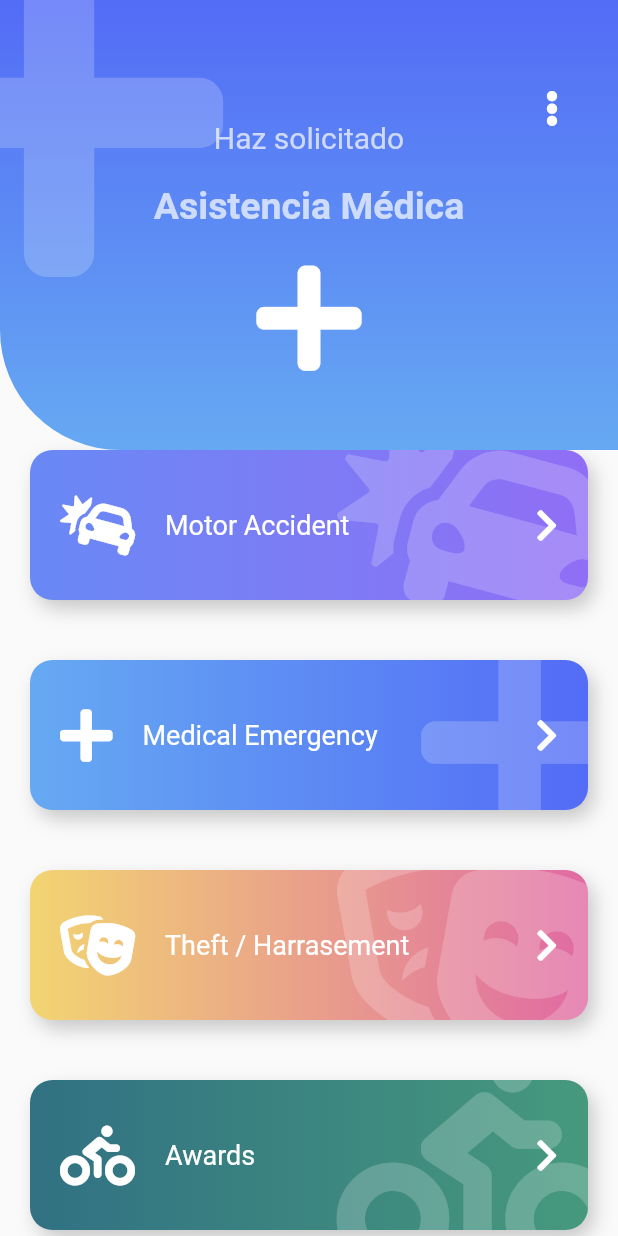
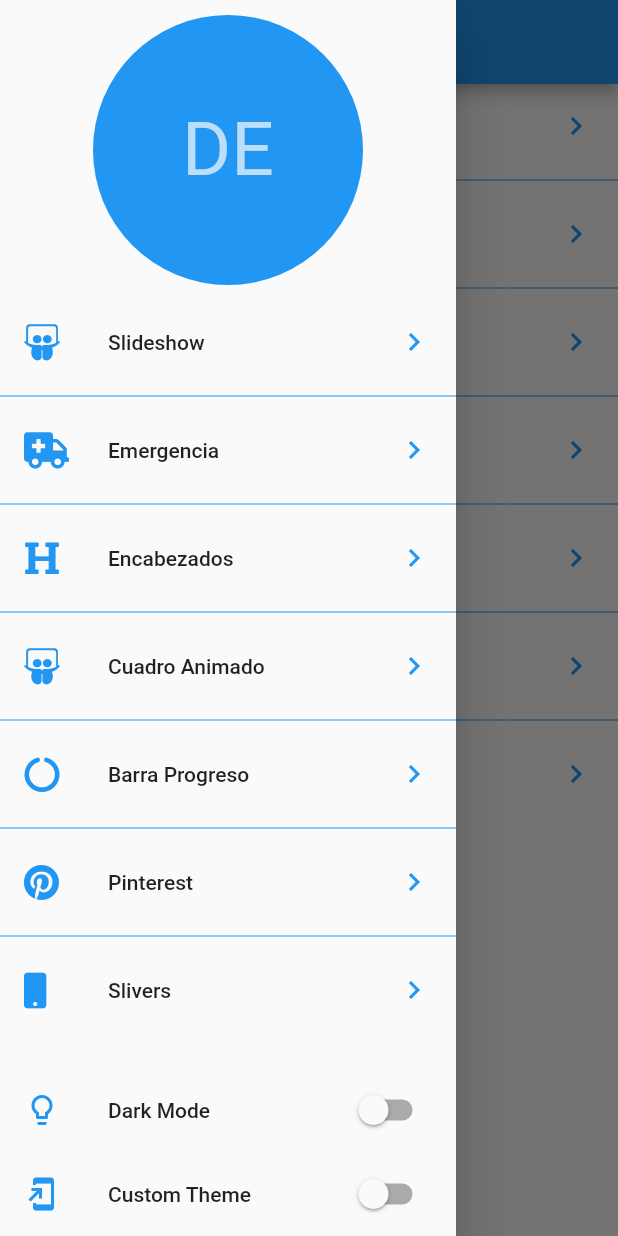
Before and after one commit to daniesquivelc97/disenos_app, a Flutter app: the screen it shows after launch, with the side drawer open (before the commit the screen has no drawer), on a phone screen of 412 x 824 dp. Run offline on Flutter 3.47's test engine with Material 2 defaults, Android fonts, the phone set to English and light mode, and no system bars; our stand-ins replace animate_do, flutter_svg, font_awesome_flutter.

Commit message:
Implementación de rutas y tema

```diff
--- a/lib/main.dart
+++ b/lib/main.dart
@@ -1,15 +1,22 @@
-import 'package:disenos_app/src/pages/emergency_page.dart';
+import 'package:disenos_app/src/pages/launcher_page.dart';
+import 'package:disenos_app/src/theme/theme.dart';
 import 'package:flutter/material.dart';
+import 'package:provider/provider.dart';
 
-void main() => runApp(MyApp());
+void main() => runApp(
+      ChangeNotifierProvider(
+        create: (_) => ThemeChanger(),
+        child: MyApp(),
+      ),
+    );
 
 class MyApp extends StatelessWidget {
   @override
   Widget build(BuildContext context) {
-    return const MaterialApp(
+    return MaterialApp(
       debugShowCheckedModeBanner: false,
       title: 'Diseños App',
-      home: EmergencyPage(),
+      home: LauncherPage(),
     );
   }
 }
--- /dev/null
+++ b/lib/src/pages/launcher_page.dart
@@ -0,0 +1,119 @@
+import 'package:disenos_app/src/theme/theme.dart';
+import 'package:flutter/material.dart';
+import 'package:font_awesome_flutter/font_awesome_flutter.dart';
+import 'package:disenos_app/src/routes/routes.dart';
+import 'package:provider/provider.dart';
+
+class LauncherPage extends StatelessWidget {
+  @override
+  Widget build(BuildContext context) {
+    return Scaffold(
+      body: Scaffold(
+        appBar: AppBar(
+          title: Text('Diseños en Flutter'),
+        ),
+        drawer: _MenuPrincipal(),
+        body: _ListaOpciones(),
+      ),
+    );
+  }
+}
+
+class _ListaOpciones extends StatelessWidget {
+  const _ListaOpciones({Key? key}) : super(key: key);
+
+  @override
+  Widget build(BuildContext context) {
+    return ListView.separated(
+      physics: BouncingScrollPhysics(),
+      separatorBuilder: (context, index) => const Divider(
+        color: Colors.blue,
+      ),
+      itemCount: pageRoutes.length,
+      itemBuilder: (context, index) => ListTile(
+        leading: FaIcon(
+          pageRoutes[index].icon,
+          color: Colors.blue,
+        ),
+        title: Text(pageRoutes[index].titulo),
+        trailing: const Icon(
+          Icons.chevron_right,
+          color: Colors.blue,
+        ),
+        onTap: () {
+          Navigator.push(
+            context,
+            MaterialPageRoute(builder: (context) => pageRoutes[index].page),
+          );
+        },
+      ),
+    );
+  }
+}
+
+class _MenuPrincipal extends StatelessWidget {
+  const _MenuPrincipal({Key? key}) : super(key: key);
+
+  @override
+  Widget build(BuildContext context) {
+    final appTheme = Provider.of<ThemeChanger>(context);
+
+    return Drawer(
+      child: Container(
+        child: Column(
+          children: [
+            SafeArea(
+              child: Container(
+                padding: const EdgeInsets.all(10),
+                width: double.infinity,
+                height: 200,
+                child: const CircleAvatar(
+                  backgroundColor: Colors.blue,
+                  child: Text(
+                    'DE',
+                    style: TextStyle(
+                      fontSize: 50,
+                    ),
+                  ),
+                ),
+              ),
+            ),
+            const Expanded(
+              child: _ListaOpciones(),
+            ),
+            ListTile(
+              leading: const Icon(
+                Icons.lightbulb_outline,
+                color: Colors.blue,
+              ),
+              title: const Text('Dark Mode'),
+              trailing: Switch.adaptive(
+                value: appTheme.darkTheme,
+                activeColor: Colors.blue,
+                onChanged: (value) => appTheme.darkTheme = value,
+              ),
+            ),
+            SafeArea(
+              bottom: true,
+              top: false,
+              left: false,
+              right: false,
+              child: ListTile(
+                leading: const Icon(
+                  Icons.add_to_home_screen,
+                  color: Colors.blue,
+                ),
+                title: const Text('Custom Theme'),
+                trailing: Switch.adaptive(
+                  value: appTheme.customTheme,
+                  activeColor: Colors.blue,
+                  onChanged: (value) => appTheme.customTheme = value,
+                ),
+              ),
+            ),
+          ],
+        ),
+      ),
+    );
+  }
+}
--- /dev/null
+++ b/lib/src/routes/routes.dart
@@ -0,0 +1,55 @@
+import 'package:disenos_app/src/pages/emergency_page.dart';
+import 'package:disenos_app/src/pages/graficas_circulares_page.dart';
+import 'package:disenos_app/src/pages/headers_page.dart';
+import 'package:disenos_app/src/pages/printerest_page.dart';
+import 'package:disenos_app/src/pages/slider_list_page.dart';
+import 'package:disenos_app/src/pages/slideshow_page.dart';
+import 'package:disenos_app/src/retos/cuadrado_animado_page.dart';
+import 'package:flutter/material.dart';
+import 'package:font_awesome_flutter/font_awesome_flutter.dart';
+
+final pageRoutes = <_Route>[
+  _Route(
+    FontAwesomeIcons.slideshare,
+    'Slideshow',
+    const SlideshowPage(),
+  ),
+  _Route(
+    FontAwesomeIcons.ambulance,
+    'Emergencia',
+    const EmergencyPage(),
+  ),
+  _Route(
+    FontAwesomeIcons.heading,
+    'Encabezados',
+    HeadersPage(),
+  ),
+  _Route(
+    FontAwesomeIcons.slideshare,
+    'Cuadro Animado',
+    const CuadradoAnimadoPage(),
+  ),
+  _Route(
+    FontAwesomeIcons.circleNotch,
+    'Barra Progreso',
+    const GraficasCircularesPage(),
+  ),
+  _Route(
+    FontAwesomeIcons.pinterest,
+    'Pinterest',
+    const PrinterestPage(),
+  ),
+  _Route(
+    FontAwesomeIcons.mobile,
+    'Slivers',
+    const SliderListPage(),
+  ),
+];
+
+class _Route {
+  final IconData icon;
+  final String titulo;
+  final Widget page;
+
+  _Route(this.icon, this.titulo, this.page);
+}
--- /dev/null
+++ b/lib/src/theme/theme.dart
@@ -0,0 +1,21 @@
+import 'package:flutter/material.dart';
+
+class ThemeChanger with ChangeNotifier {
+  bool _darkTheme = false;
+  bool _customTheme = false;
+
+  bool get darkTheme => _darkTheme;
+  bool get customTheme => _customTheme;
+
+  set darkTheme(bool value) {
+    _customTheme = false;
+    _darkTheme = value;
+    notifyListeners();
+  }
+
+  set customTheme(bool value) {
+    _customTheme = value;
+    _darkTheme = false;
+    notifyListeners();
+  }
+}
```
Also changed, not shown: lib/src/pages/slider_list_page.dart (added, +245 -0 lines).
